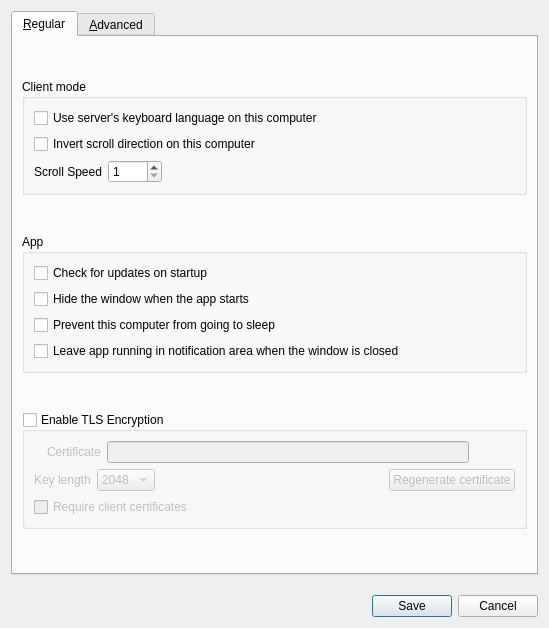
Qt form src/lib/gui/dialogs/SettingsDialog.ui (lockekk/dshare-hid) before a commit.
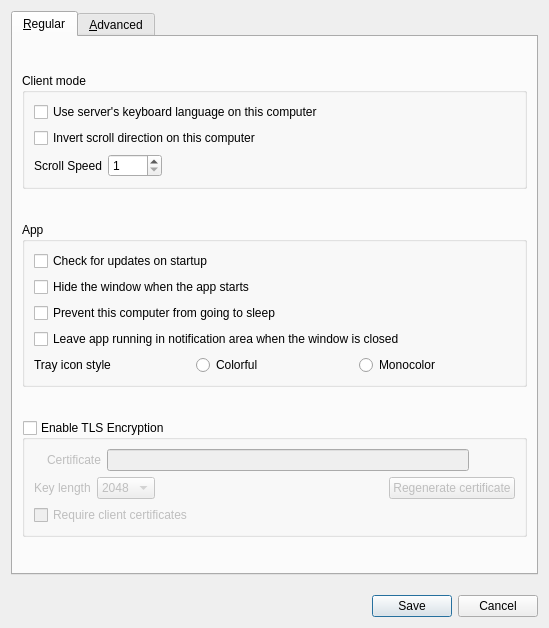
The same form after that commit. Icons and pictures are not drawn.

Commit message: refactor: Allow for colorful tray icon but fall back to symbolic with fallback

```diff
--- a/src/lib/gui/dialogs/SettingsDialog.ui
+++ b/src/lib/gui/dialogs/SettingsDialog.ui
@@ -132,6 +132,31 @@
             </property>
            </widget>
           </item>
+          <item>
+           <layout class="QHBoxLayout" name="horizontalLayout_8">
+            <item>
+             <widget class="QLabel" name="lblTrayIconStyle">
+              <property name="text">
+               <string>Tray icon style</string>
+              </property>
+             </widget>
+            </item>
+            <item>
+             <widget class="QRadioButton" name="rbIconColorful">
+              <property name="text">
+               <string>Colorful</string>
+              </property>
+             </widget>
+            </item>
+            <item>
+             <widget class="QRadioButton" name="rbIconMono">
+              <property name="text">
+               <string>Monocolor</string>
+              </property>
+             </widget>
+            </item>
+           </layout>
+          </item>
          </layout>
         </widget>
        </item>
```
Left out of the diff: 2 changed lines with no effect on the pictures. The commit also changes 5 other files.
